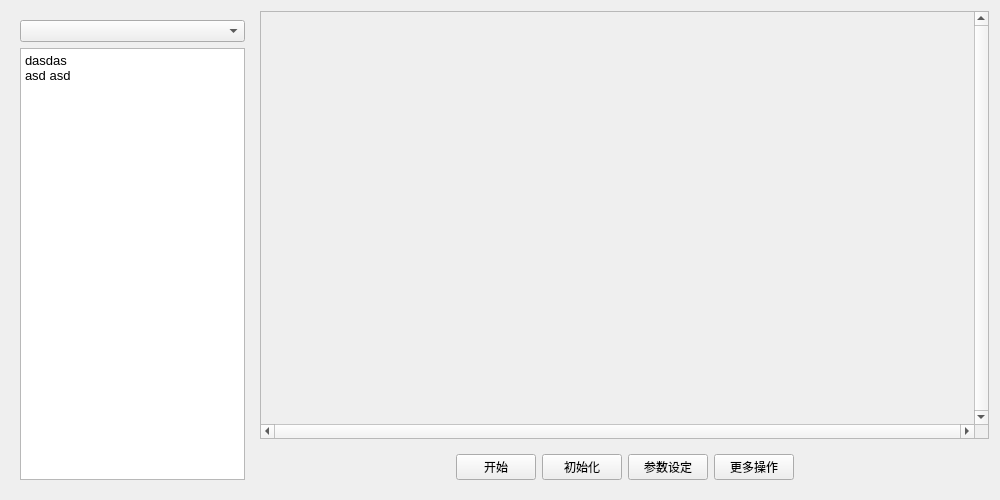
First picture: the form in core/widget.ui, repository dayu521/abc, before the edit.
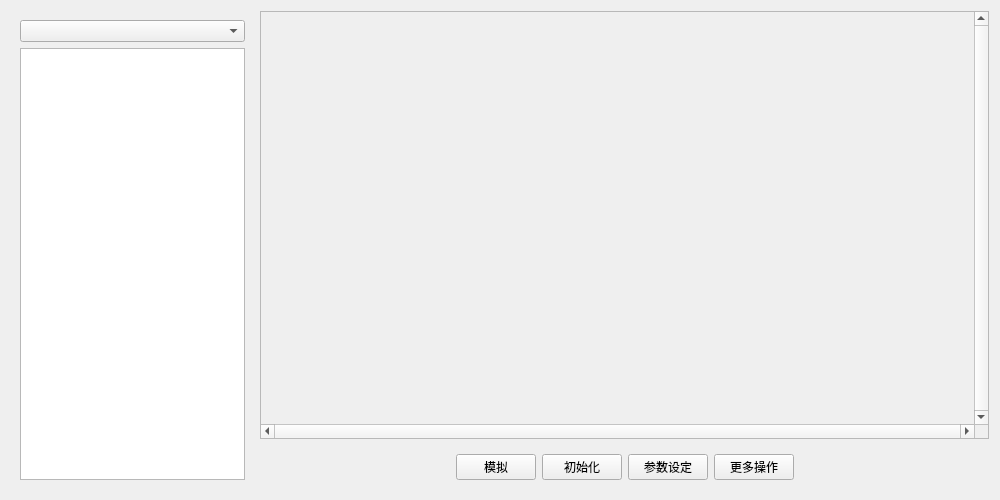
Second picture: the form after the edit. Custom widgets are drawn as their Qt base class.

Patch:
```diff
--- a/core/widget.ui
+++ b/core/widget.ui
@@ -39,8 +39,7 @@
 &lt;html&gt;&lt;head&gt;&lt;meta name=&quot;qrichtext&quot; content=&quot;1&quot; /&gt;&lt;style type=&quot;text/css&quot;&gt;
 p, li { white-space: pre-wrap; }
 &lt;/style&gt;&lt;/head&gt;&lt;body style=&quot; font-family:'Noto Sans'; font-size:10pt; font-weight:400; font-style:normal;&quot;&gt;
-&lt;p style=&quot; margin-top:0px; margin-bottom:0px; margin-left:0px; margin-right:0px; -qt-block-indent:0; text-indent:0px;&quot;&gt;&lt;span style=&quot; font-family:'Noto Sans';&quot;&gt;dasdas &lt;/span&gt;&lt;/p&gt;
-&lt;p style=&quot; margin-top:0px; margin-bottom:0px; margin-left:0px; margin-right:0px; -qt-block-indent:0; text-indent:0px;&quot;&gt;&lt;span style=&quot; font-family:'Noto Sans';&quot;&gt;asd asd &lt;/span&gt;&lt;/p&gt;&lt;/body&gt;&lt;/html&gt;</string>
+&lt;p style=&quot;-qt-paragraph-type:empty; margin-top:0px; margin-bottom:0px; margin-left:0px; margin-right:0px; -qt-block-indent:0; text-indent:0px; font-family:'Noto Sans';&quot;&gt;&lt;br /&gt;&lt;/p&gt;&lt;/body&gt;&lt;/html&gt;</string>
         </property>
        </widget>
       </item>
@@ -100,7 +99,7 @@
         <item>
          <widget class="QPushButton" name="startBtn">
           <property name="text">
-           <string>开始</string>
+           <string>模拟</string>
           </property>
          </widget>
         </item>
```
